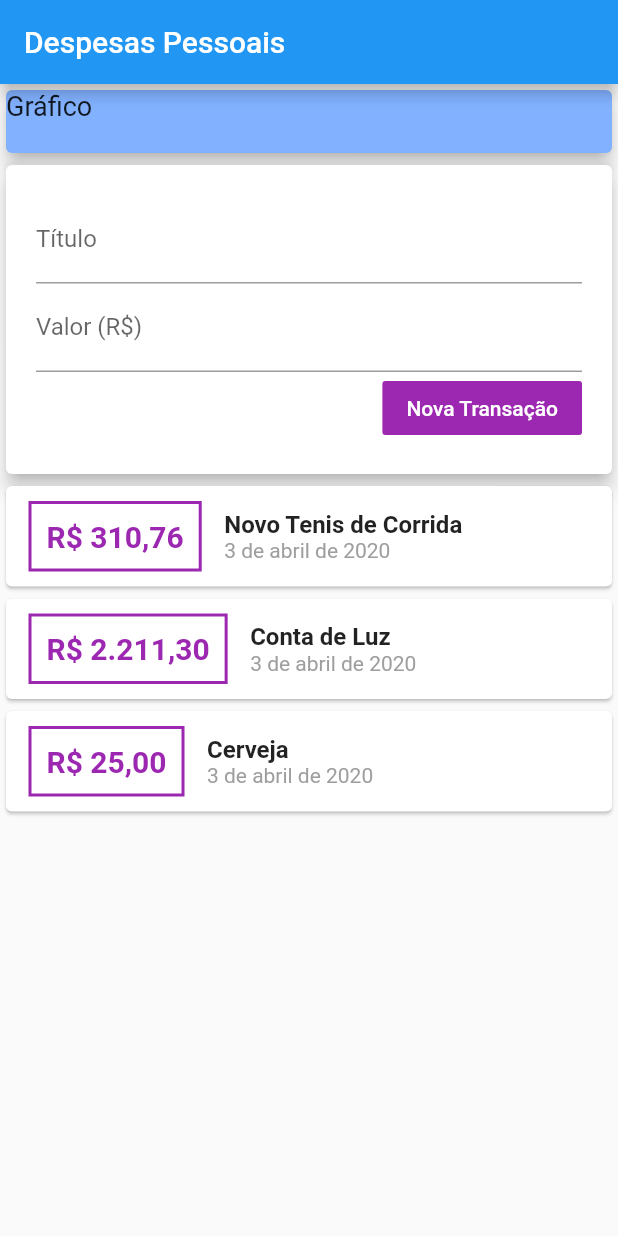
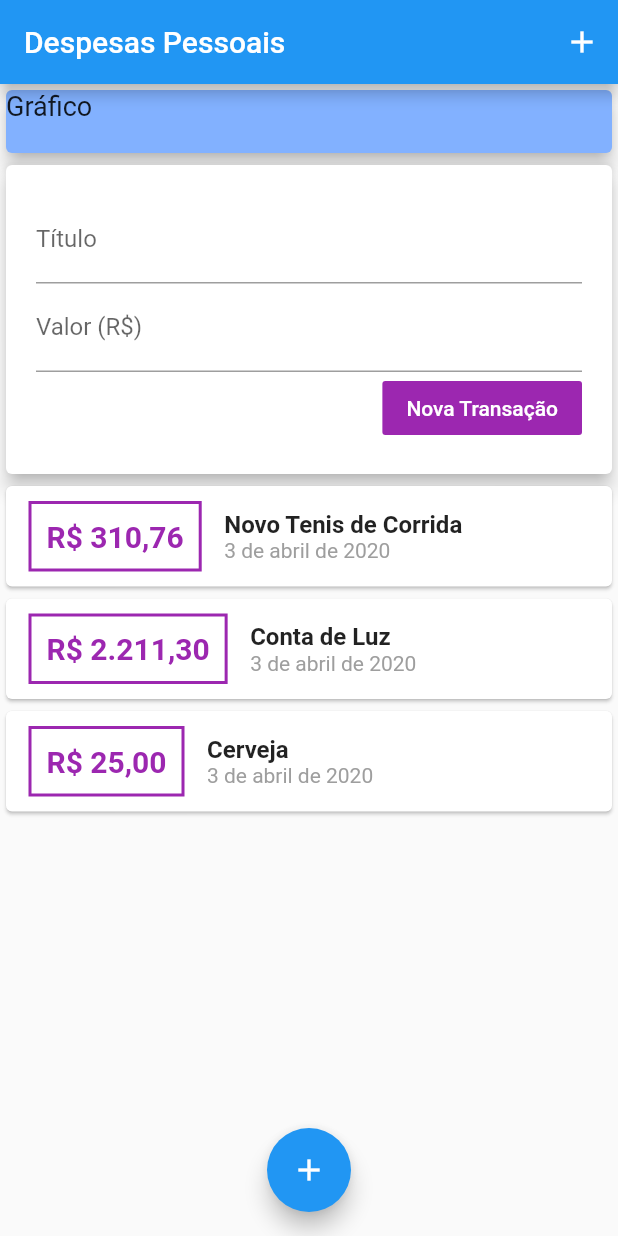
Before and after one commit to saulloalmeida/expenses, a Flutter app: the screen it shows after launch, on a phone screen of 412 x 824 dp. Run offline on Flutter 3.47's test engine with Material 2 defaults, Android fonts, the phone set to English and light mode, and no system bars.

Commit message:
adicionado botoes de add

```diff
--- a/lib/main.dart
+++ b/lib/main.dart
@@ -2,7 +2,6 @@ import 'package:expenses/components/transaction_user.dart';
 import 'package:flutter/material.dart';
 import 'package:intl/date_symbol_data_local.dart';
 import 'package:intl/intl.dart';
-
 
 main() => runApp(ExpensesApp());
 
@@ -12,27 +11,37 @@ class ExpensesApp extends StatelessWidget {
     Intl.defaultLocale = 'pt_BR';
     initializeDateFormatting('pt_BR', null);
     return MaterialApp(
+      debugShowCheckedModeBanner: false,
       home: MyHomePage(),
     );
   }
 }
 
 class MyHomePage extends StatelessWidget {
-
-
   @override
   Widget build(BuildContext context) {
     return Scaffold(
       appBar: AppBar(
         title: Text("Despesas Pessoais"),
+        actions: <Widget>[
+          IconButton(
+            icon: Icon(Icons.add),
+            onPressed: () {},
+          )
+        ],
       ),
       body: SingleChildScrollView(
-              child: Column(
+        child: Column(
           children: <Widget>[
             TransactionUser(),
           ],
         ),
       ),
+      floatingActionButton: FloatingActionButton(
+        onPressed: () {},
+        child: Icon(Icons.add),
+      ),
+      floatingActionButtonLocation: FloatingActionButtonLocation.centerFloat,
     );
   }
 }
```
